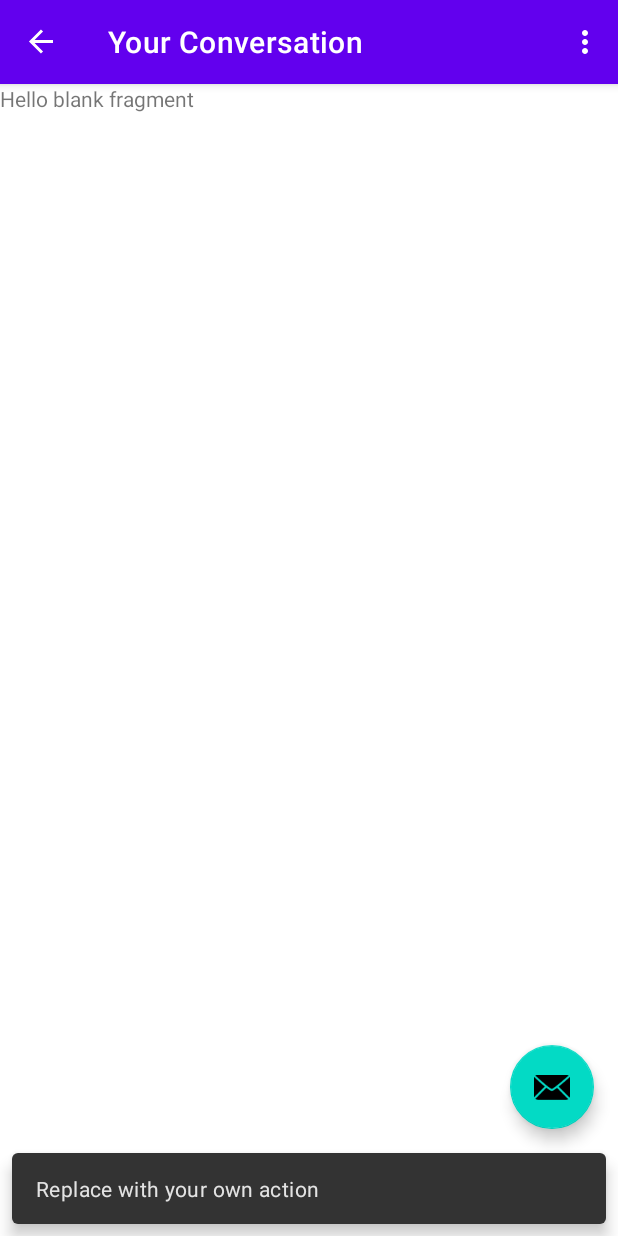
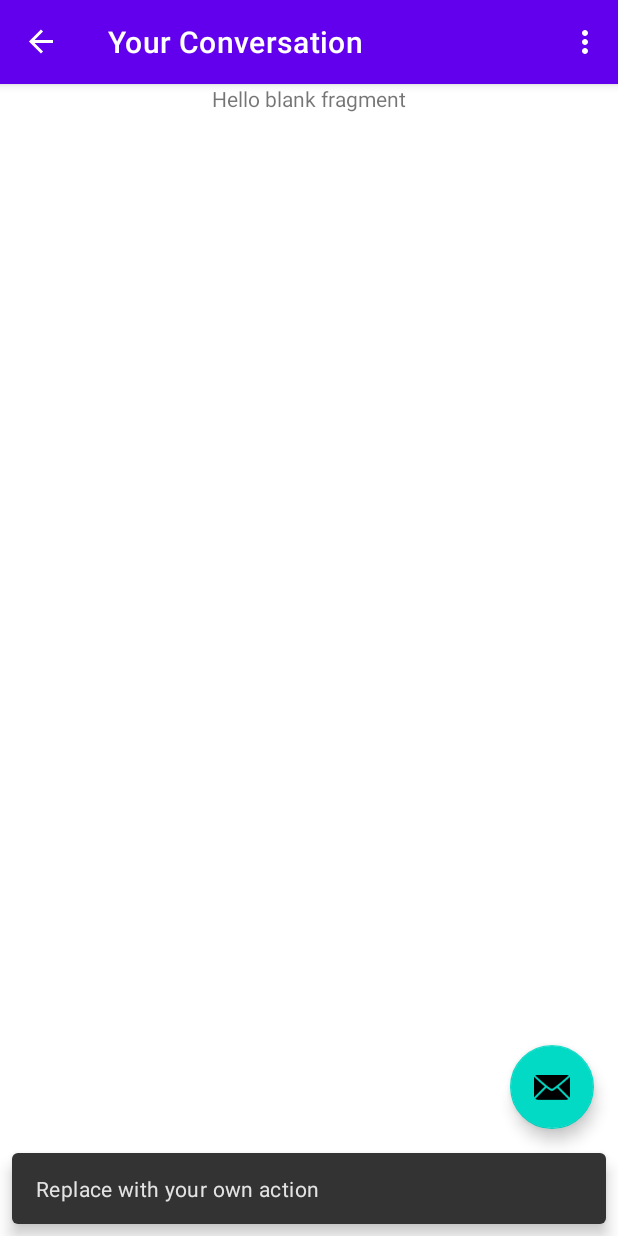
Before and after one commit to Geekenex/PhishNet, an Android app: the ConversationFragment screen opened through its navigation route, after a tap on an icon or button, on a phone screen of 412 x 824 dp. Run offline under Robolectric (Android 15) with nearby library versions, the phone set to English and light mode, and no system bars; our stand-ins replace navigation-ui; 2 statements that could not run were skipped.

Commit message:
changed some styling

```diff
--- a/AndroidApplication/app/src/main/res/layout/fragment_conversation.xml
+++ b/AndroidApplication/app/src/main/res/layout/fragment_conversation.xml
@@ -8,8 +8,10 @@
     <!-- TODO: Update blank fragment layout -->
     <TextView
         android:id="@+id/phoneNumberConversationTitle"
-        android:layout_width="match_parent"
-        android:layout_height="match_parent"
-        android:text="@string/hello_blank_fragment" />
+        android:layout_width="wrap_content"
+        android:layout_height="wrap_content"
+        android:layout_gravity="center_horizontal"
+        android:text="@string/hello_blank_fragment"
+        android:textAlignment="viewStart" />
 
 </FrameLayout>
```
